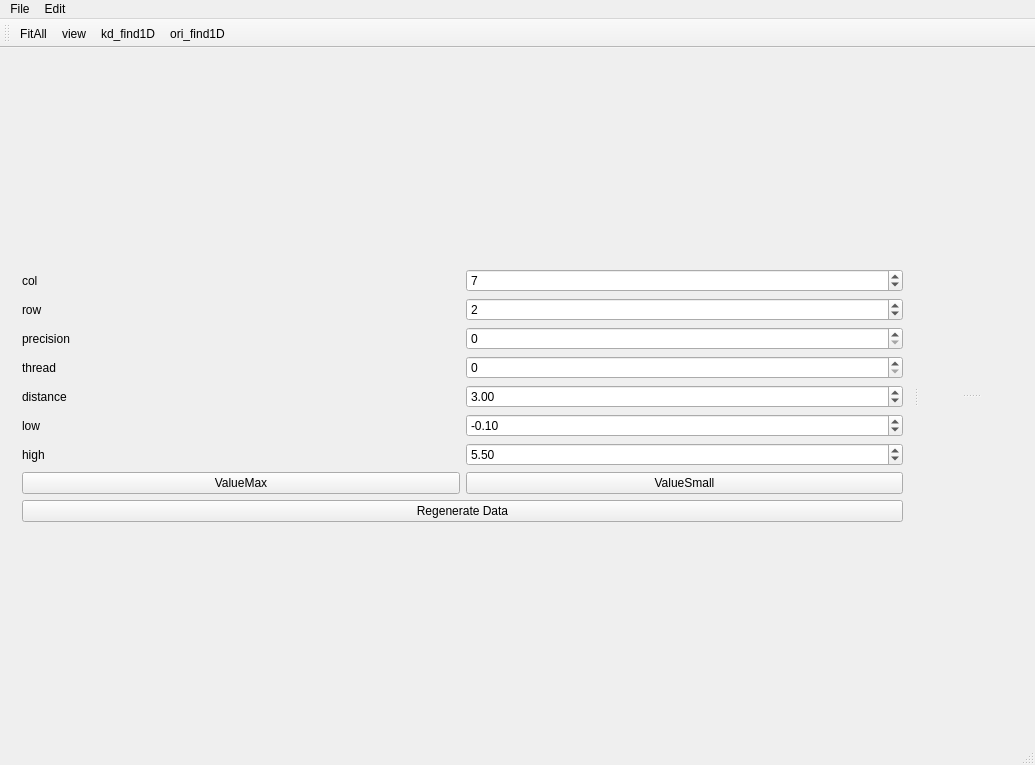
WisdomToNorth/OccDemo, file OccDebuger/MainWindowOcc.ui: the form before one commit.
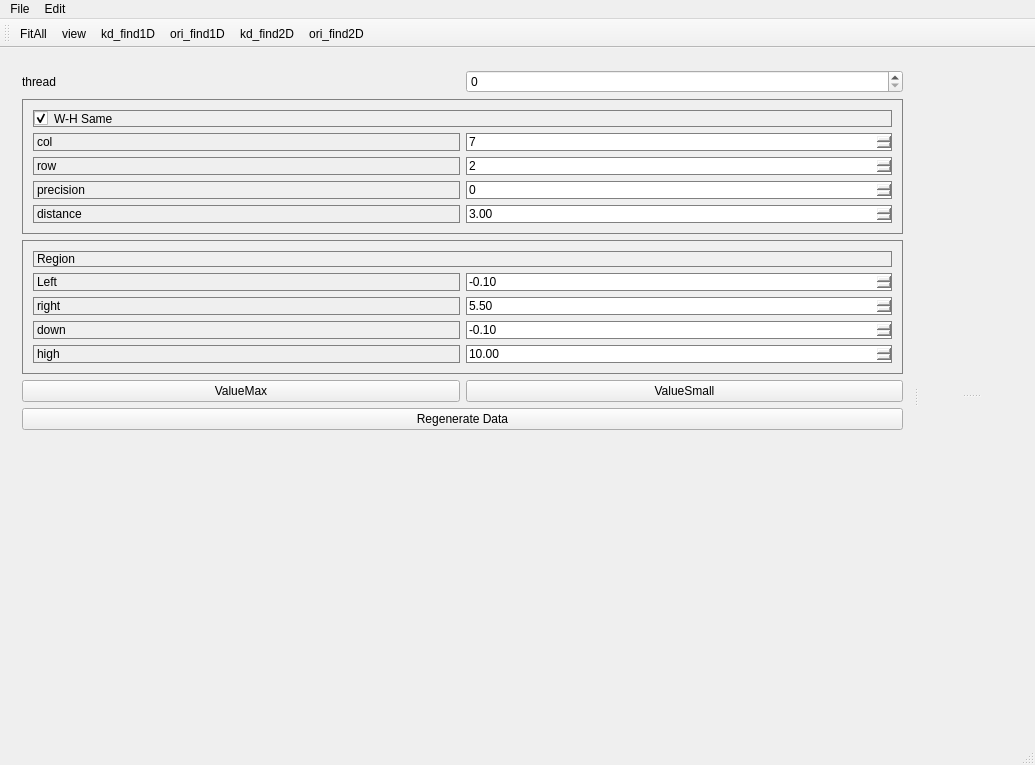
The form after the commit.

What changed in the file:
```diff
--- a/OccDebuger/MainWindowOcc.ui
+++ b/OccDebuger/MainWindowOcc.ui
@@ -24,72 +24,25 @@
        <enum>Qt::Horizontal</enum>
       </property>
       <widget class="QWidget" name="widget_param" native="true">
-       <layout class="QGridLayout" name="gridLayout_3">
+       <layout class="QGridLayout" name="gridLayout_7" rowstretch="0,0,0,0,1,0">
+        <item row="1" column="0" colspan="2">
+         <widget class="QWidget" name="widget_2" native="true">
+          <property name="styleSheet">
+           <string notr="true">border:1px solid gray</string>
+          </property>
+          <layout class="QGridLayout" name="gridLayout_5">
         <item row="0" column="0">
-         <layout class="QGridLayout" name="gridLayout_2">
-          <item row="2" column="1">
-           <widget class="QSpinBox" name="sb_precision">
-            <property name="maximum">
-             <number>64</number>
-            </property>
-           </widget>
-          </item>
-          <item row="1" column="1">
-           <widget class="QSpinBox" name="sb_row">
-            <property name="maximum">
-             <number>300</number>
-            </property>
-            <property name="value">
-             <number>2</number>
-            </property>
-           </widget>
-          </item>
-          <item row="7" column="1">
-           <widget class="QDoubleSpinBox" name="dsb_low">
-            <property name="minimum">
-             <double>-1000.000000000000000</double>
-            </property>
-            <property name="maximum">
-             <double>1000.000000000000000</double>
-            </property>
-            <property name="singleStep">
-             <double>0.100000000000000</double>
-            </property>
-            <property name="value">
-             <double>-0.100000000000000</double>
-            </property>
-           </widget>
-          </item>
-          <item row="7" column="0">
-           <widget class="QLabel" name="lb_low">
+            <widget class="QCheckBox" name="cb_wh_same">
             <property name="text">
-             <string>low</string>
-            </property>
-           </widget>
-          </item>
-          <item row="8" column="1">
-           <widget class="QDoubleSpinBox" name="dsb_high">
-            <property name="minimum">
-             <double>-1000.000000000000000</double>
-            </property>
-            <property name="maximum">
-             <double>1000.000000000000000</double>
-            </property>
-            <property name="singleStep">
-             <double>0.100000000000000</double>
-            </property>
-            <property name="value">
-             <double>5.500000000000000</double>
+              <string>W-H Same</string>
+             </property>
+             <property name="checked">
+              <bool>true</bool>
             </property>
            </widget>
           </item>
           <item row="1" column="0">
-           <widget class="QLabel" name="label_4">
-            <property name="text">
-             <string>row</string>
-            </property>
-           </widget>
-          </item>
+            <layout class="QGridLayout" name="gridLayout_4">
           <item row="0" column="0">
            <widget class="QLabel" name="label_3">
             <property name="text">
@@ -97,10 +50,30 @@
             </property>
            </widget>
           </item>
-          <item row="8" column="0">
-           <widget class="QLabel" name="lb_high">
+             <item row="0" column="1">
+              <widget class="QSpinBox" name="sb_col">
+               <property name="maximum">
+                <number>300</number>
+               </property>
+               <property name="value">
+                <number>7</number>
+               </property>
+              </widget>
+             </item>
+             <item row="1" column="0">
+              <widget class="QLabel" name="label_4">
             <property name="text">
-             <string>high</string>
+                <string>row</string>
+               </property>
+              </widget>
+             </item>
+             <item row="1" column="1">
+              <widget class="QSpinBox" name="sb_row">
+               <property name="maximum">
+                <number>300</number>
+               </property>
+               <property name="value">
+                <number>2</number>
             </property>
            </widget>
           </item>
@@ -111,14 +84,21 @@
             </property>
            </widget>
           </item>
-          <item row="6" column="0">
+             <item row="2" column="1">
+              <widget class="QSpinBox" name="sb_precision">
+               <property name="maximum">
+                <number>64</number>
+               </property>
+              </widget>
+             </item>
+             <item row="3" column="0">
            <widget class="QLabel" name="lb_low_2">
             <property name="text">
              <string>distance</string>
             </property>
            </widget>
           </item>
-          <item row="6" column="1">
+             <item row="3" column="1">
            <widget class="QDoubleSpinBox" name="dsb_distance">
             <property name="singleStep">
              <double>0.100000000000000</double>
@@ -128,45 +108,147 @@
             </property>
            </widget>
           </item>
-          <item row="10" column="0" colspan="2">
-           <widget class="QPushButton" name="pb_generate">
-            <property name="text">
-             <string>Regenerate Data</string>
-            </property>
-           </widget>
-          </item>
-          <item row="0" column="1">
-           <widget class="QSpinBox" name="sb_col">
-            <property name="maximum">
-             <number>300</number>
-            </property>
-            <property name="value">
-             <number>7</number>
-            </property>
-           </widget>
-          </item>
-          <item row="5" column="1">
-           <widget class="QSpinBox" name="sb_core">
-            <property name="maximum">
-             <number>64</number>
-            </property>
-           </widget>
-          </item>
-          <item row="5" column="0">
+            </layout>
+           </item>
+          </layout>
+         </widget>
+        </item>
+        <item row="0" column="0">
            <widget class="QLabel" name="label_5">
             <property name="text">
              <string>thread</string>
             </property>
            </widget>
           </item>
-          <item row="9" column="0">
+        <item row="2" column="0" colspan="2">
+         <widget class="QWidget" name="widget" native="true">
+          <property name="styleSheet">
+           <string notr="true">border:1px solid gray</string>
+          </property>
+          <layout class="QGridLayout" name="gridLayout_3" rowstretch="0,0">
+           <item row="0" column="0">
+            <widget class="QLabel" name="label">
+             <property name="text">
+              <string>Region</string>
+             </property>
+            </widget>
+           </item>
+           <item row="1" column="0">
+            <layout class="QGridLayout" name="gridLayout_2">
+             <item row="0" column="0">
+              <widget class="QLabel" name="lb_low">
+               <property name="text">
+                <string>Left</string>
+               </property>
+              </widget>
+             </item>
+             <item row="0" column="1">
+              <widget class="QDoubleSpinBox" name="dsb_left">
+               <property name="minimum">
+                <double>-1000.000000000000000</double>
+               </property>
+               <property name="maximum">
+                <double>1000.000000000000000</double>
+               </property>
+               <property name="singleStep">
+                <double>0.100000000000000</double>
+               </property>
+               <property name="value">
+                <double>-0.100000000000000</double>
+               </property>
+              </widget>
+             </item>
+             <item row="1" column="0">
+              <widget class="QLabel" name="lb_high">
+               <property name="text">
+                <string>right</string>
+               </property>
+              </widget>
+             </item>
+             <item row="1" column="1">
+              <widget class="QDoubleSpinBox" name="dsb_right">
+               <property name="minimum">
+                <double>-1000.000000000000000</double>
+               </property>
+               <property name="maximum">
+                <double>1000.000000000000000</double>
+               </property>
+               <property name="singleStep">
+                <double>0.100000000000000</double>
+               </property>
+               <property name="value">
+                <double>5.500000000000000</double>
+               </property>
+              </widget>
+             </item>
+             <item row="2" column="0">
+              <widget class="QLabel" name="lb_low_3">
+               <property name="text">
+                <string>down</string>
+               </property>
+              </widget>
+             </item>
+             <item row="2" column="1">
+              <widget class="QDoubleSpinBox" name="dsb_down">
+               <property name="minimum">
+                <double>-1000.000000000000000</double>
+               </property>
+               <property name="maximum">
+                <double>1000.000000000000000</double>
+               </property>
+               <property name="singleStep">
+                <double>0.100000000000000</double>
+               </property>
+               <property name="value">
+                <double>-0.100000000000000</double>
+               </property>
+              </widget>
+             </item>
+             <item row="3" column="0">
+              <widget class="QLabel" name="lb_low_4">
+               <property name="text">
+                <string>high</string>
+               </property>
+              </widget>
+             </item>
+             <item row="3" column="1">
+              <widget class="QDoubleSpinBox" name="dsb_up">
+               <property name="minimum">
+                <double>-1000.000000000000000</double>
+               </property>
+               <property name="maximum">
+                <double>1000.000000000000000</double>
+               </property>
+               <property name="singleStep">
+                <double>0.100000000000000</double>
+               </property>
+               <property name="value">
+                <double>10.000000000000000</double>
+               </property>
+              </widget>
+             </item>
+            </layout>
+           </item>
+          </layout>
+         </widget>
+        </item>
+        <item row="4" column="0" colspan="2">
+         <widget class="QPushButton" name="pb_generate">
+          <property name="text">
+           <string>Regenerate Data</string>
+          </property>
+         </widget>
+        </item>
+        <item row="3" column="0" colspan="2">
+         <layout class="QGridLayout" name="gridLayout_6">
+          <item row="0" column="0">
            <widget class="QPushButton" name="pb_valueMax">
             <property name="text">
              <string>ValueMax</string>
             </property>
            </widget>
           </item>
-          <item row="9" column="1">
+          <item row="0" column="1">
            <widget class="QPushButton" name="pb_valueSmall">
             <property name="text">
              <string>ValueSmall</string>
@@ -175,6 +257,26 @@
           </item>
          </layout>
         </item>
+        <item row="0" column="1">
+         <widget class="QSpinBox" name="sb_core">
+          <property name="maximum">
+           <number>64</number>
+          </property>
+         </widget>
+        </item>
+        <item row="5" column="0" colspan="2">
+         <spacer name="verticalSpacer">
+          <property name="orientation">
+           <enum>Qt::Vertical</enum>
+          </property>
+          <property name="sizeHint" stdset="0">
+           <size>
+            <width>20</width>
+            <height>40</height>
+           </size>
+          </property>
+         </spacer>
+        </item>
        </layout>
       </widget>
       <widget class="QSplitter" name="splitter">
@@ -232,6 +334,8 @@
    <addaction name="actionview"/>
    <addaction name="actionkd_find1D"/>
    <addaction name="actionori_find1D"/>
+   <addaction name="actionkd_find2D"/>
+   <addaction name="actionori_find2D"/>
   </widget>
   <widget class="QStatusBar" name="statusBar"/>
   <action name="actionGenerate">
@@ -274,6 +378,16 @@
     <string>ori_find1D</string>
    </property>
   </action>
+  <action name="actionkd_find2D">
+   <property name="text">
+    <string>kd_find2D</string>
+   </property>
+  </action>
+  <action name="actionori_find2D">
+   <property name="text">
+    <string>ori_find2D</string>
+   </property>
+  </action>
  </widget>
  <layoutdefault spacing="6" margin="11"/>
  <resources/>
```
Left out of the diff: 2 changed lines with no effect on the pictures. Lines whose indentation alone changed are shown as unchanged.
